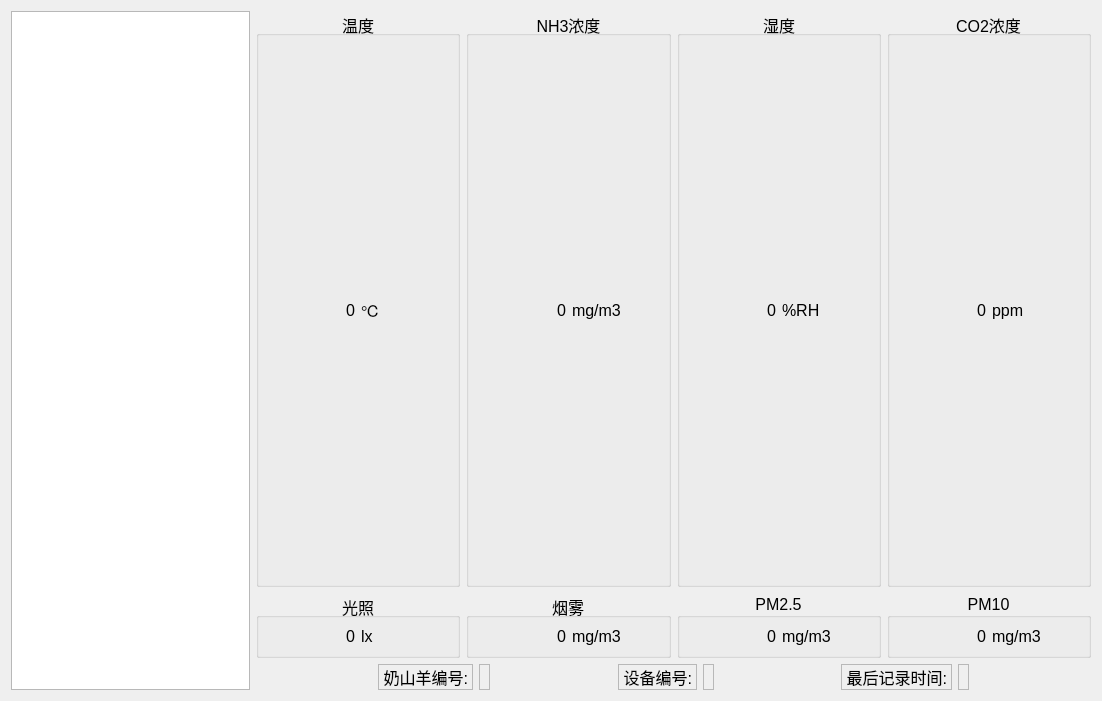
Before: the Qt Designer form Goat/informationform.ui in po-ppy/NewGoat, drawn with Qt 5.
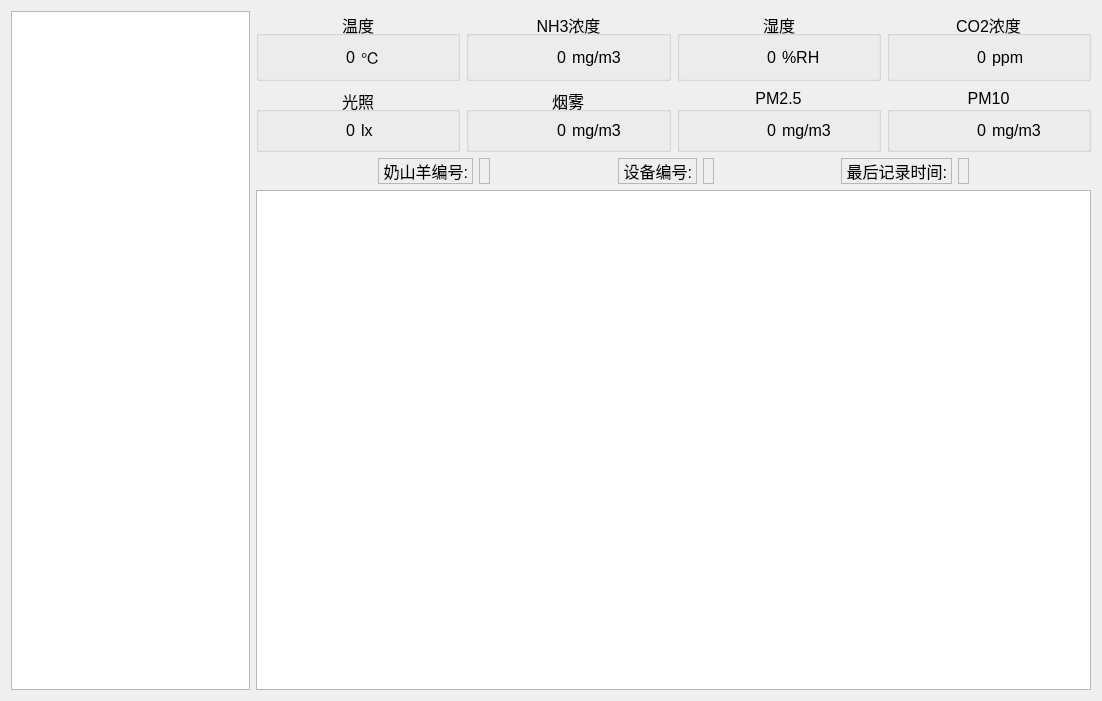
After: the same form once the commit is applied.

```diff
--- a/Goat/informationform.ui
+++ b/Goat/informationform.ui
@@ -440,7 +440,11 @@
         </layout>
        </item>
        <item>
-        <layout class="QGridLayout" name="gridLayout"/>
+        <layout class="QGridLayout" name="gridLayout">
+         <item row="0" column="0">
+          <widget class="QTableView" name="tableView_2"/>
+         </item>
+        </layout>
        </item>
       </layout>
      </item>
```
